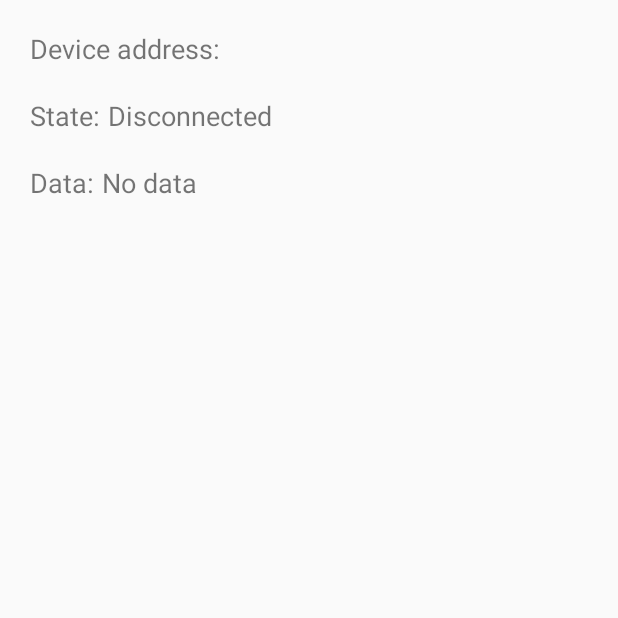
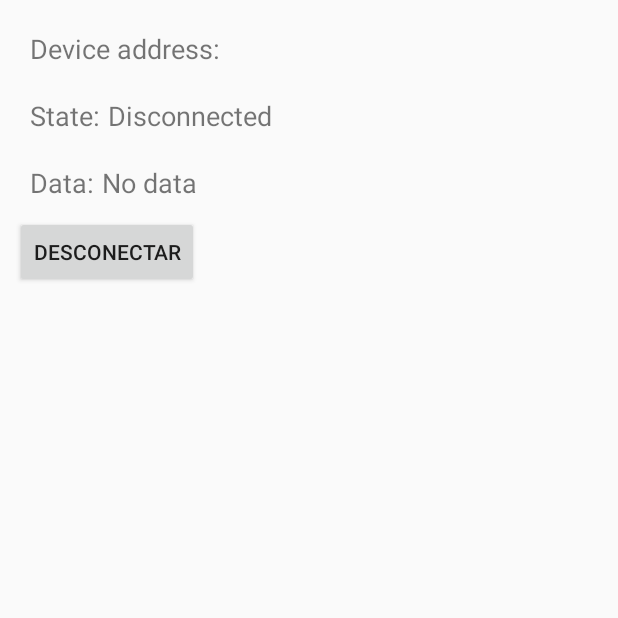
Before and after one commit to rodrigomigueleti/BeatZone, an Android app: the BTActivity screen opened directly, with no data from a screen before it, on a phone screen of 412 x 824 dp, the top half of it. Run offline under Robolectric (Android 15) with nearby library versions, the phone set to English and light mode, and no system bars; 3 statements that could not run were skipped.

```diff
--- a/app/src/main/java/com/neuroengine/beatzone/BTService.java
+++ b/app/src/main/java/com/neuroengine/beatzone/BTService.java
@@ -200,12 +200,15 @@ public class BTService extends Service {
             Log.w(TAG, "O Bluetooth nao foi inicializado");
             return;
         }
-
+        Log.i(TAG, "Desconectando bluetooth...");
         mBluetoothGatt.disconnect();
 
     }
 
     public void close() {
+
+        Log.i(TAG, "Fechando bluetooth...");
+
         if (mBluetoothGatt == null) {
             return;
         }
--- a/app/src/main/java/com/neuroengine/beatzone/HeartBeatGattAttributes.java
+++ b/app/src/main/java/com/neuroengine/beatzone/HeartBeatGattAttributes.java
@@ -22,10 +22,11 @@ public class HeartBeatGattAttributes {
     private static HashMap<String, String> attributes = new HashMap();
     public static String HEART_RATE_MEASUREMENT = "00002a37-0000-1000-8000-00805f9b34fb";
     public static String CLIENT_CHARACTERISTIC_CONFIG = "00002902-0000-1000-8000-00805f9b34fb";
+    public static String HEART_HATE_SERVICE= "0000180d-0000-1000-8000-00805f9b34fb";
 
     static {
         // Sample Services.
-        attributes.put("0000180d-0000-1000-8000-00805f9b34fb", "Heart Rate Service");
+        attributes.put(HEART_HATE_SERVICE, "Heart Rate Service");
         attributes.put("0000180a-0000-1000-8000-00805f9b34fb", "Device Information Service");
         // Sample Characteristics.
         attributes.put(HEART_RATE_MEASUREMENT, "Heart Rate Measurement");
--- a/app/src/main/res/layout/content_bt.xml
+++ b/app/src/main/res/layout/content_bt.xml
@@ -18,7 +18,7 @@
             android:layout_width="5dp"
             android:layout_height="wrap_content" />
         <TextView
-            android:id="@+id/device_address"
+            android:id="@+id/device_name"
             android:layout_width="match_parent"
             android:layout_height="wrap_content"
             android:textSize="18sp"/>
@@ -63,8 +63,12 @@
             android:text="@string/no_data"
             android:textSize="18sp"/>
     </LinearLayout>
-    <ExpandableListView
-        android:id="@+id/gatt_services_list"
-        android:layout_width="match_parent"
-        android:layout_height="wrap_content"></ExpandableListView>
+    <Button
+        android:layout_width="wrap_content"
+        android:layout_height="wrap_content"
+        android:text="Desconectar"
+        android:id="@+id/buttond"
+        android:layout_alignParentStart="true"
+        android:layout_alignParentEnd="true"
+        android:onClick="desconectarBLE" />
 </LinearLayout>
```
Also changed, not shown: app/src/main/java/com/neuroengine/beatzone/BTActivity.java (+22 -79 lines).
